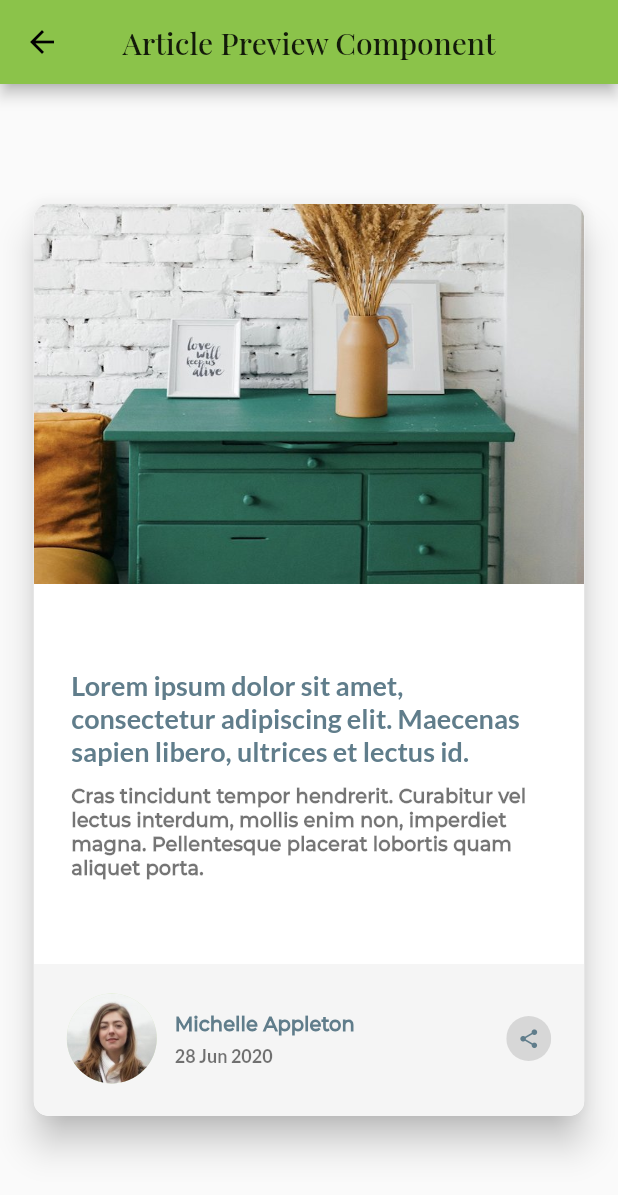
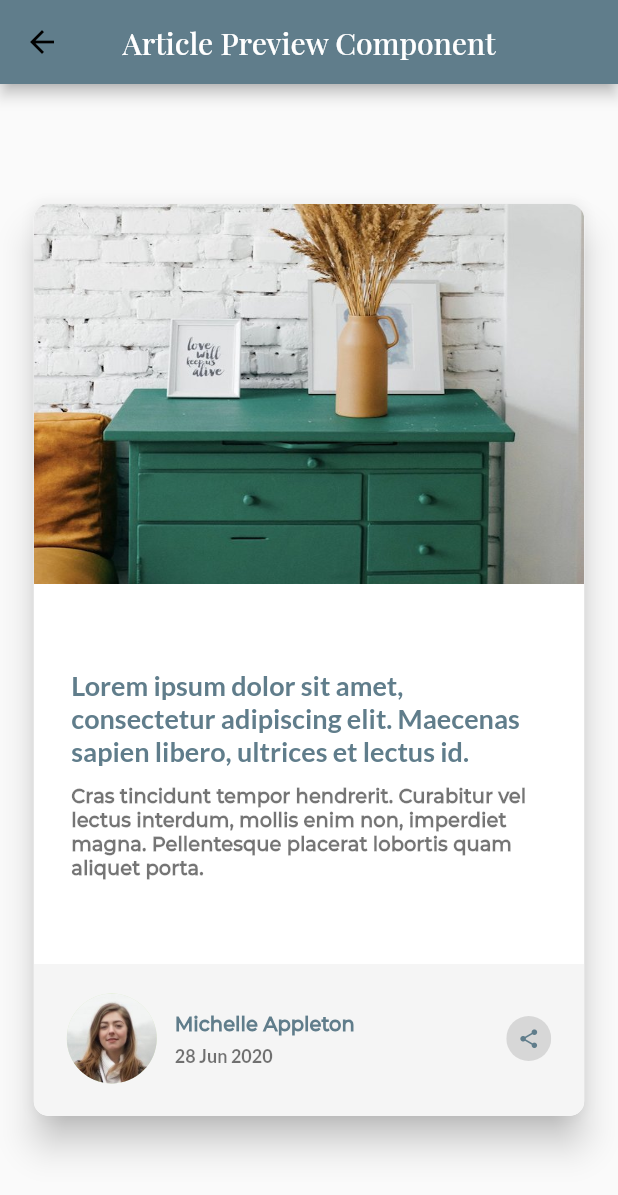
Before and after one commit to shaw8wit/flutter-ui, a Flutter app: the ArticlePreviewComponent screen opened by its route, on a phone screen of 412 x 824 dp. Shown: the top 1195 px of the screen. Run offline on Flutter 3.47's test engine with Material 2 defaults, Android fonts, the phone set to English and light mode, and no system bars.

Commit message:
headers changed

```diff
--- a/lib/article_preview_component/article_preview_component.dart
+++ b/lib/article_preview_component/article_preview_component.dart
@@ -40,7 +40,11 @@ class ArticlePreviewComponent extends StatelessWidget {
     bool aspect = size > 1;
     return Scaffold(
       appBar: AppBar(
-        title: Text("Article Preview Component"),
+        title: Text(
+          "Article Preview Component",
+          style: TextStyle(color: Colors.white),
+        ),
+        backgroundColor: Colors.blueGrey,
         centerTitle: true,
       ),
       body: Card(
--- a/lib/intro_signup_component/intro_signup_component.dart
+++ b/lib/intro_signup_component/intro_signup_component.dart
@@ -33,7 +33,11 @@ class IntroSignupComponent extends StatelessWidget {
   Widget build(BuildContext context) {
     final size = MediaQuery.of(context).size;
     final appBar = AppBar(
-      title: Text('Intro Signup Component'),
+      backgroundColor: Color(0xffF97877),
+      title: Text(
+        'Intro Signup Component',
+        style: TextStyle(color: Colors.white),
+      ),
       centerTitle: true,
     );
     return Scaffold(
--- a/lib/price_grid_component/price_grid_component.dart
+++ b/lib/price_grid_component/price_grid_component.dart
@@ -1,4 +1,5 @@
 import 'package:flutter/material.dart';
+
 import 'widgets/join.dart';
 import 'widgets/price.dart';
 import 'widgets/why.dart';
@@ -35,13 +36,13 @@ class PriceGridComponent extends StatelessWidget {
     return Scaffold(
       backgroundColor: Colors.blueGrey[50],
       appBar: AppBar(
+        backgroundColor: Color(0xffBFDF32),
         title: Text("Price Grid Component"),
         centerTitle: true,
       ),
       body: SingleChildScrollView(
         padding: EdgeInsets.symmetric(
-          vertical:
-              aspect ? MediaQuery.of(context).size.height * 0.15 - 30 : 25.0,
+          vertical: aspect ? MediaQuery.of(context).size.height * 0.15 - 30 : 25.0,
         ),
         child: Center(
           child: Container(
```
Also changed, not shown: lib/four_card_feature_section/four_card_feature_section.dart (+3 -4 lines).
